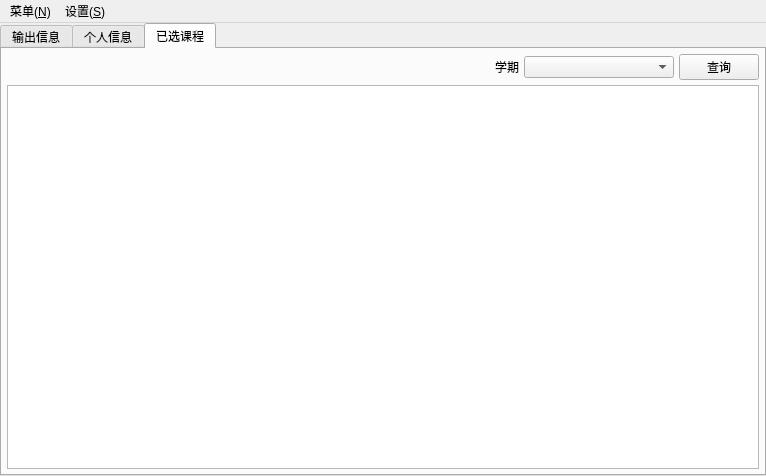
Old version of the form GUETCoursePyQt/Window/MainWindow.ui in the repository Hanxven/GUETCoursePyQt5.
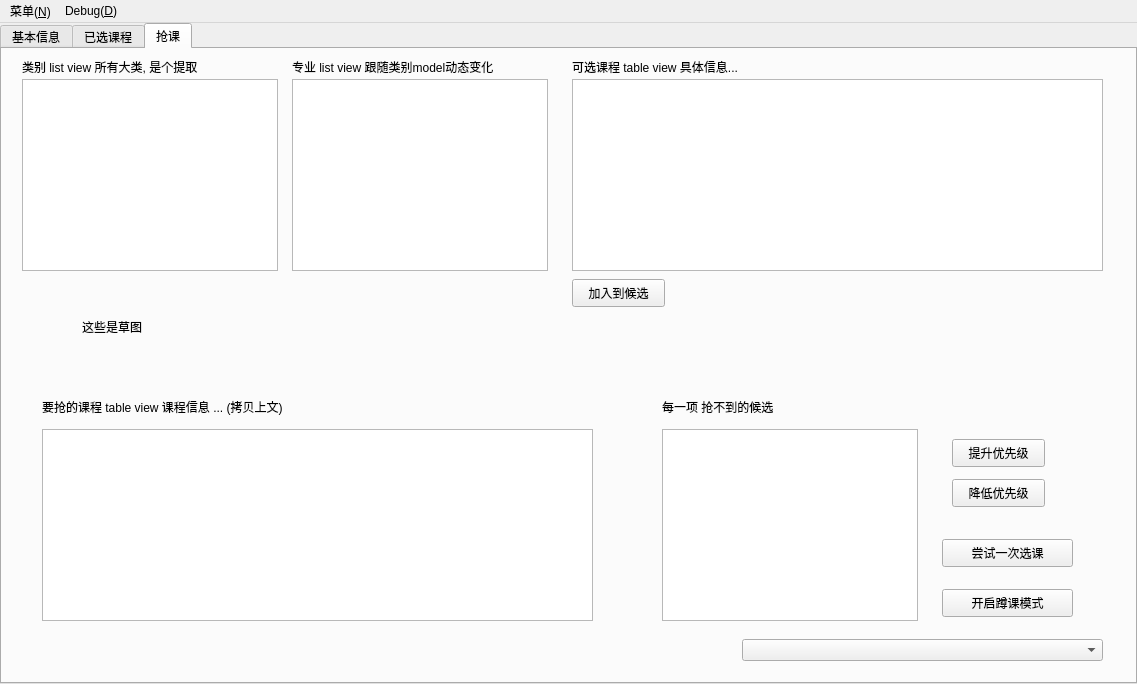
New version of the form.

```diff
--- a/GUETCoursePyQt/Window/MainWindow.ui
+++ b/GUETCoursePyQt/Window/MainWindow.ui
@@ -6,8 +6,8 @@
    <rect>
     <x>0</x>
     <y>0</y>
-    <width>766</width>
-    <height>476</height>
+    <width>1137</width>
+    <height>684</height>
    </rect>
   </property>
   <property name="windowTitle">
@@ -84,34 +84,9 @@
           <property name="currentIndex">
            <number>2</number>
           </property>
-          <widget class="QWidget" name="tabLog">
-           <attribute name="title">
-            <string>输出信息</string>
-           </attribute>
-           <layout class="QGridLayout" name="gridLayout_5">
-            <property name="leftMargin">
-             <number>5</number>
-            </property>
-            <property name="topMargin">
-             <number>5</number>
-            </property>
-            <property name="rightMargin">
-             <number>5</number>
-            </property>
-            <property name="bottomMargin">
-             <number>5</number>
-            </property>
-            <property name="spacing">
-             <number>5</number>
-            </property>
-            <item row="0" column="0">
-             <widget class="QPlainTextEdit" name="textLog"/>
-            </item>
-           </layout>
-          </widget>
           <widget class="QWidget" name="tabPersonInfo">
            <attribute name="title">
-            <string>个人信息</string>
+            <string>基本信息</string>
            </attribute>
            <layout class="QGridLayout" name="gridLayout_4">
             <property name="leftMargin">
@@ -173,6 +148,15 @@
               <property name="editTriggers">
                <set>QAbstractItemView::NoEditTriggers</set>
               </property>
+              <property name="selectionMode">
+               <enum>QAbstractItemView::NoSelection</enum>
+              </property>
+              <property name="gridStyle">
+               <enum>Qt::DashLine</enum>
+              </property>
+              <attribute name="horizontalHeaderDefaultSectionSize">
+               <number>140</number>
+              </attribute>
              </widget>
             </item>
             <item row="0" column="0">
@@ -193,7 +177,7 @@
               <item>
                <widget class="QLabel" name="labelT3A">
                 <property name="text">
-                 <string>学期</string>
+                 <string>可选学期</string>
                 </property>
                </widget>
               </item>
@@ -218,6 +202,220 @@
             </item>
            </layout>
           </widget>
+          <widget class="QWidget" name="tabSelectCourses">
+           <attribute name="title">
+            <string>抢课</string>
+           </attribute>
+           <widget class="QComboBox" name="comboBoxMajors">
+            <property name="geometry">
+             <rect>
+              <x>740</x>
+              <y>590</y>
+              <width>361</width>
+              <height>22</height>
+             </rect>
+            </property>
+            <property name="maxVisibleItems">
+             <number>50</number>
+            </property>
+            <property name="duplicatesEnabled">
+             <bool>false</bool>
+            </property>
+           </widget>
+           <widget class="QListView" name="listView">
+            <property name="geometry">
+             <rect>
+              <x>20</x>
+              <y>30</y>
+              <width>256</width>
+              <height>192</height>
+             </rect>
+            </property>
+           </widget>
+           <widget class="QListView" name="listView_2">
+            <property name="geometry">
+             <rect>
+              <x>290</x>
+              <y>30</y>
+              <width>256</width>
+              <height>192</height>
+             </rect>
+            </property>
+           </widget>
+           <widget class="QLabel" name="label">
+            <property name="geometry">
+             <rect>
+              <x>20</x>
+              <y>10</y>
+              <width>261</width>
+              <height>16</height>
+             </rect>
+            </property>
+            <property name="text">
+             <string>类别 list view 所有大类, 是个提取</string>
+            </property>
+           </widget>
+           <widget class="QLabel" name="label_2">
+            <property name="geometry">
+             <rect>
+              <x>290</x>
+              <y>10</y>
+              <width>251</width>
+              <height>16</height>
+             </rect>
+            </property>
+            <property name="text">
+             <string>专业 list view 跟随类别model动态变化</string>
+            </property>
+           </widget>
+           <widget class="QLabel" name="label_3">
+            <property name="geometry">
+             <rect>
+              <x>570</x>
+              <y>10</y>
+              <width>531</width>
+              <height>16</height>
+             </rect>
+            </property>
+            <property name="text">
+             <string>可选课程 table view 具体信息...</string>
+            </property>
+           </widget>
+           <widget class="QTableView" name="tableView">
+            <property name="geometry">
+             <rect>
+              <x>570</x>
+              <y>30</y>
+              <width>531</width>
+              <height>192</height>
+             </rect>
+            </property>
+           </widget>
+           <widget class="QPushButton" name="pushButton">
+            <property name="geometry">
+             <rect>
+              <x>570</x>
+              <y>230</y>
+              <width>93</width>
+              <height>28</height>
+             </rect>
+            </property>
+            <property name="text">
+             <string>加入到候选</string>
+            </property>
+           </widget>
+           <widget class="QTableView" name="tableView_2">
+            <property name="geometry">
+             <rect>
+              <x>40</x>
+              <y>380</y>
+              <width>551</width>
+              <height>192</height>
+             </rect>
+            </property>
+           </widget>
+           <widget class="QLabel" name="label_4">
+            <property name="geometry">
+             <rect>
+              <x>40</x>
+              <y>350</y>
+              <width>381</width>
+              <height>16</height>
+             </rect>
+            </property>
+            <property name="text">
+             <string>要抢的课程 table view 课程信息 ... (拷贝上文)</string>
+            </property>
+           </widget>
+           <widget class="QPushButton" name="pushButton_2">
+            <property name="geometry">
+             <rect>
+              <x>950</x>
+              <y>390</y>
+              <width>93</width>
+              <height>28</height>
+             </rect>
+            </property>
+            <property name="text">
+             <string>提升优先级</string>
+            </property>
+           </widget>
+           <widget class="QPushButton" name="pushButton_3">
+            <property name="geometry">
+             <rect>
+              <x>950</x>
+              <y>430</y>
+              <width>93</width>
+              <height>28</height>
+             </rect>
+            </property>
+            <property name="text">
+             <string>降低优先级</string>
+            </property>
+           </widget>
+           <widget class="QLabel" name="label_5">
+            <property name="geometry">
+             <rect>
+              <x>80</x>
+              <y>270</y>
+              <width>111</width>
+              <height>16</height>
+             </rect>
+            </property>
+            <property name="text">
+             <string>这些是草图</string>
+            </property>
+           </widget>
+           <widget class="QPushButton" name="pushButton_4">
+            <property name="geometry">
+             <rect>
+              <x>940</x>
+              <y>490</y>
+              <width>131</width>
+              <height>28</height>
+             </rect>
+            </property>
+            <property name="text">
+             <string>尝试一次选课</string>
+            </property>
+           </widget>
+           <widget class="QPushButton" name="pushButton_5">
+            <property name="geometry">
+             <rect>
+              <x>940</x>
+              <y>540</y>
+              <width>131</width>
+              <height>28</height>
+             </rect>
+            </property>
+            <property name="text">
+             <string>开启蹲课模式</string>
+            </property>
+           </widget>
+           <widget class="QListView" name="listView_3">
+            <property name="geometry">
+             <rect>
+              <x>660</x>
+              <y>380</y>
+              <width>256</width>
+              <height>192</height>
+             </rect>
+            </property>
+           </widget>
+           <widget class="QLabel" name="label_6">
+            <property name="geometry">
+             <rect>
+              <x>660</x>
+              <y>350</y>
+              <width>181</width>
+              <height>16</height>
+             </rect>
+            </property>
+            <property name="text">
+             <string>每一项 抢不到的候选</string>
+            </property>
+           </widget>
+          </widget>
          </widget>
         </item>
        </layout>
@@ -231,7 +429,7 @@
     <rect>
      <x>0</x>
      <y>0</y>
-     <width>766</width>
+     <width>1137</width>
      <height>26</height>
     </rect>
    </property>
@@ -240,15 +438,19 @@
      <string>菜单(&amp;N)</string>
     </property>
     <addaction name="actionLogin"/>
-   </widget>
-   <widget class="QMenu" name="menuSet">
-    <property name="title">
-     <string>设置(&amp;S)</string>
-    </property>
     <addaction name="actionSettings"/>
+    <addaction name="actionErrorWindow"/>
+   </widget>
+   <widget class="QMenu" name="menuRetry">
+    <property name="title">
+     <string>Debug(&amp;D)</string>
+    </property>
+    <addaction name="actionReloadCurTerm"/>
+    <addaction name="actionReloadStuInfo"/>
+    <addaction name="actionReloadPersonInfo"/>
    </widget>
    <addaction name="menuFile"/>
-   <addaction name="menuSet"/>
+   <addaction name="menuRetry"/>
   </widget>
   <action name="actionLogin">
    <property name="text">
```
Left out of the diff: 94 changed lines with no effect on the pictures.
